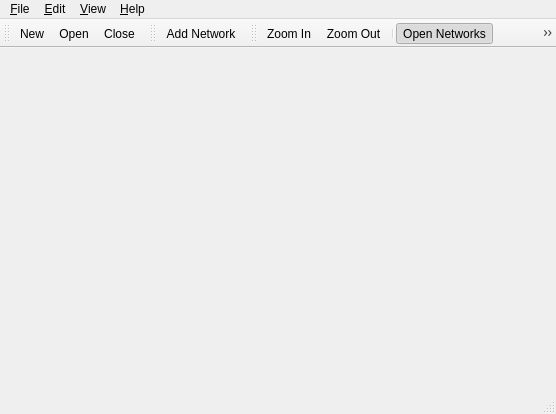
Qt form ui/mainwindow.ui (bktruss/qnetaddressbook) before a commit.
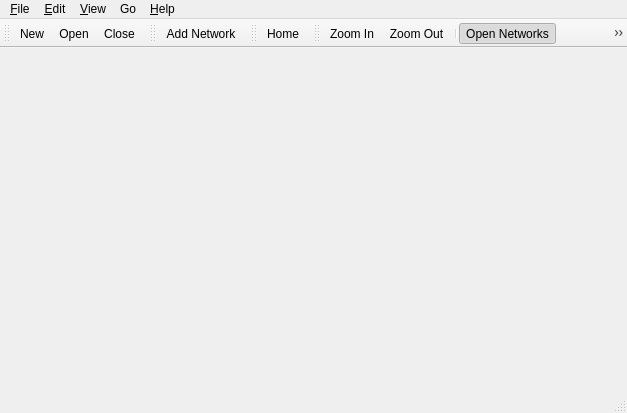
The same form after that commit. Icons and pictures are not drawn.

Commit message: Added the possibility to return to initial view by a menu "Go -> Home" and the relative toolbar to fix issue #4

```diff
--- a/ui/mainwindow.ui
+++ b/ui/mainwindow.ui
@@ -6,8 +6,8 @@
    <rect>
     <x>0</x>
     <y>0</y>
-    <width>556</width>
-    <height>414</height>
+    <width>627</width>
+    <height>413</height>
    </rect>
   </property>
   <property name="windowTitle" >
@@ -21,8 +21,8 @@
     <rect>
      <x>0</x>
      <y>66</y>
-     <width>556</width>
-     <height>326</height>
+     <width>627</width>
+     <height>325</height>
     </rect>
    </property>
    <layout class="QGridLayout" name="gridLayout" />
@@ -32,7 +32,7 @@
     <rect>
      <x>0</x>
      <y>0</y>
-     <width>556</width>
+     <width>627</width>
      <height>22</height>
     </rect>
    </property>
@@ -74,17 +74,24 @@
     </property>
     <addaction name="actionAbout" />
    </widget>
+   <widget class="QMenu" name="menuGo" >
+    <property name="title" >
+     <string>Go</string>
+    </property>
+    <addaction name="actionGoHome" />
+   </widget>
    <addaction name="menu_File" />
    <addaction name="menu_Edit" />
    <addaction name="menuF_ilter" />
+   <addaction name="menuGo" />
    <addaction name="menu_Help" />
   </widget>
   <widget class="QStatusBar" name="statusbar" >
    <property name="geometry" >
     <rect>
      <x>0</x>
-     <y>392</y>
-     <width>556</width>
+     <y>391</y>
+     <width>627</width>
      <height>22</height>
     </rect>
    </property>
@@ -131,12 +138,32 @@
    </attribute>
    <addaction name="actionAddNetwork" />
   </widget>
-  <widget class="QToolBar" name="viewToolBar" >
+  <widget class="QToolBar" name="goToolBar" >
    <property name="geometry" >
     <rect>
      <x>210</x>
      <y>22</y>
-     <width>346</width>
+     <width>59</width>
+     <height>44</height>
+    </rect>
+   </property>
+   <property name="windowTitle" >
+    <string>Go</string>
+   </property>
+   <attribute name="toolBarArea" >
+    <enum>TopToolBarArea</enum>
+   </attribute>
+   <attribute name="toolBarBreak" >
+    <bool>false</bool>
+   </attribute>
+   <addaction name="actionGoHome" />
+  </widget>
+  <widget class="QToolBar" name="viewToolBar" >
+   <property name="geometry" >
+    <rect>
+     <x>269</x>
+     <y>22</y>
+     <width>358</width>
      <height>44</height>
     </rect>
    </property>
@@ -307,6 +334,15 @@
     <string>Preferences...</string>
    </property>
   </action>
+  <action name="actionGoHome" >
+   <property name="icon" >
+    <iconset resource="../resources/resources.qrc" >
+     <normaloff>:/images/folder_home2.png</normaloff>:/images/folder_home2.png</iconset>
+   </property>
+   <property name="text" >
+    <string>Home</string>
+   </property>
+  </action>
  </widget>
  <resources>
   <include location="../resources/resources.qrc" />
```
The commit also changes 5 other files.
